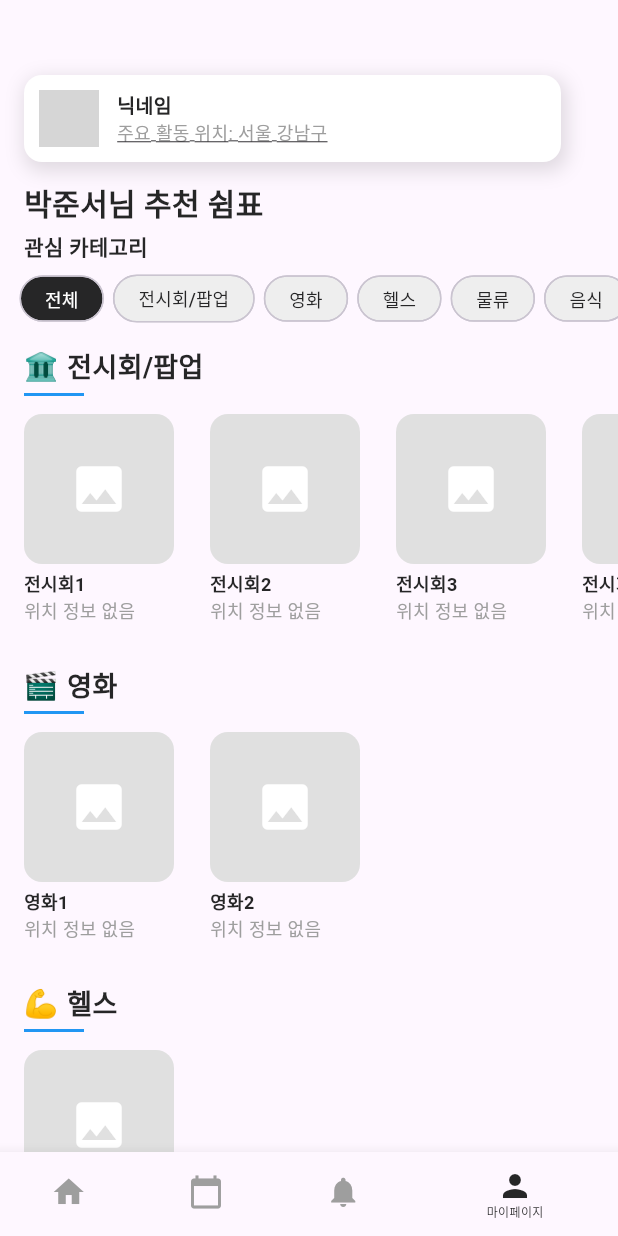
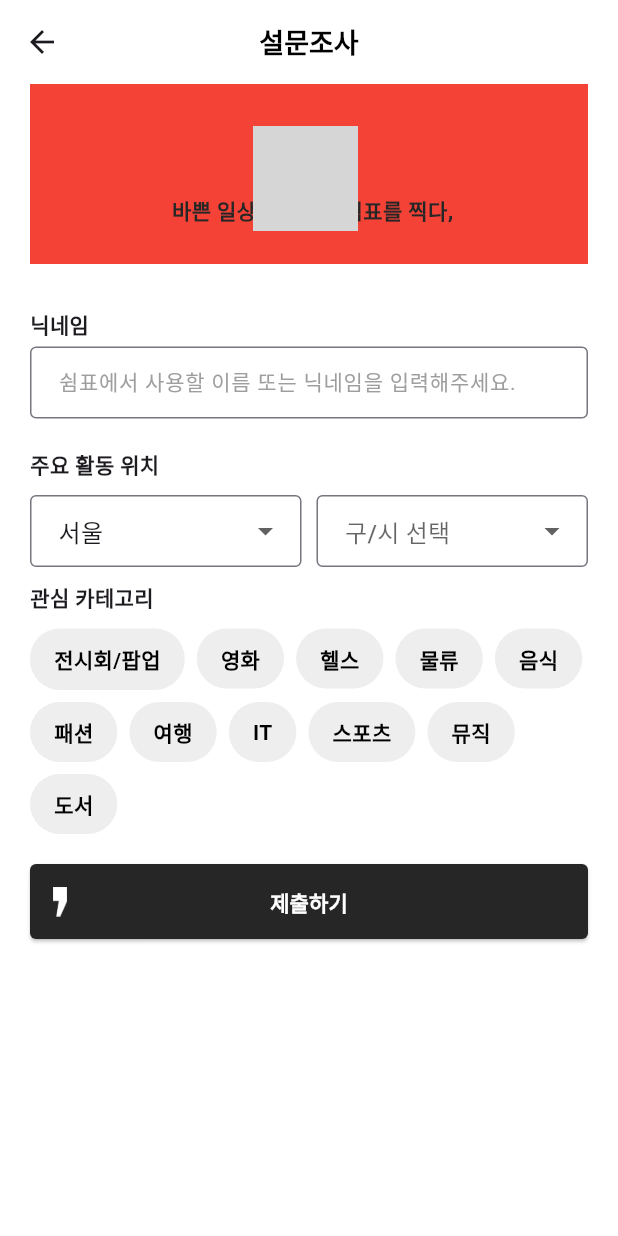
Before and after one commit to Comma-in-the-schedule/front_end_repo, a Flutter app: the screen it shows after launch, item 4 of the bottom bar chosen, on a phone screen of 412 x 824 dp. Run offline on Flutter 3.47's test engine with Material 3 defaults, Android fonts, the phone set to English and light mode, and no system bars; Roboto replaces fonts that are missing (Pretendard-Black, Pretendard-Bold); grey boxes are pictures that could not be loaded.

Commit message:
feat: 설문조사 페이지 구현

```diff
--- a/lib/features/main/presentation/widgets/bottom_nav_bar.dart
+++ b/lib/features/main/presentation/widgets/bottom_nav_bar.dart
@@ -1,9 +1,10 @@
 import 'package:flutter/material.dart';
 import 'package:comma_in_the_schedule/routes/app_routes.dart';
-import 'package:comma_in_the_schedule/features/non_auth/presentation/pages/non_login_page.dart'; // 🔹 비로그인 페이지 import
+import 'package:comma_in_the_schedule/features/non_auth/presentation/pages/non_login_page.dart';
+import 'package:comma_in_the_schedule/features/survey/presentation/pages/survey_page.dart'; // 🔹 설문조사 페이지 import
 
 class BottomNavBar extends StatefulWidget {
-  final int currentIndex; // 현재 선택된 탭 인덱스
+  final int currentIndex;
 
   const BottomNavBar({super.key, required this.currentIndex});
 
@@ -17,11 +18,11 @@ class BottomNavBarState extends State<BottomNavBar> {
   @override
   void initState() {
     super.initState();
-    _selectedIndex = widget.currentIndex; // 현재 선택된 탭 인덱스를 유지
+    _selectedIndex = widget.currentIndex;
   }
 
   void _onItemTapped(int index) {
-    if (_selectedIndex == index) return; // 같은 페이지일 경우 다시 이동하지 않음
+    if (_selectedIndex == index) return;
 
     setState(() {
       _selectedIndex = index;
@@ -37,7 +38,6 @@ class BottomNavBarState extends State<BottomNavBar> {
             context, AppRoutes.nonLoggedIn, (route) => false);
         break;
       case 2:
-        // 🔹 알림 버튼을 누르면 `NonLoginPage`로 이동
         Navigator.push(
           context,
           MaterialPageRoute(
@@ -46,7 +46,12 @@ class BottomNavBarState extends State<BottomNavBar> {
         );
         break;
       case 3:
-        // 아직 연결할 페이지 없음 (마이페이지)
+        Navigator.push(
+          context,
+          MaterialPageRoute(
+            builder: (context) => const SurveyPage(), // 🔹 설문조사 페이지 연결
+          ),
+        );
         break;
     }
   }
--- /dev/null
+++ b/lib/features/survey/presentation/pages/survey_page.dart
@@ -0,0 +1,275 @@
+import 'package:flutter/material.dart';
+import 'package:comma_in_the_schedule/widgets/logo_banner.dart'; // 로고 배너 import
+
+class SurveyPage extends StatefulWidget {
+  const SurveyPage({super.key});
+
+  @override
+  _SurveyPageState createState() => _SurveyPageState();
+}
+
+class _SurveyPageState extends State<SurveyPage> {
+  final TextEditingController _nicknameController = TextEditingController();
+
+  // 🔹 선택 가능한 카테고리 리스트
+  final List<String> categories = [
+    "전시회/팝업",
+    "영화",
+    "헬스",
+    "물류",
+    "음식",
+    "패션",
+    "여행",
+    "IT",
+    "스포츠",
+    "뮤직",
+    "도서"
+  ];
+
+  List<String> selectedCategories = []; // 다중 선택 가능하도록 변경
+
+  // 🔹 지역 선택 관련 변수
+  final List<String> locations = ["서울", "경기"];
+  final Map<String, List<String>> subLocations = {
+    "서울": ["강남구", "서초구", "마포구", "송파구"],
+    "경기": ["수원시", "성남시", "고양시", "용인시"]
+  };
+
+  String selectedLocation = "서울"; // 기본 지역 선택
+  String? selectedSubLocation; // 기본 하위 지역 선택
+
+  void _onCategorySelected(String category) {
+    setState(() {
+      if (selectedCategories.contains(category)) {
+        selectedCategories.remove(category); // 선택 해제
+      } else {
+        selectedCategories.add(category); // 선택 추가
+      }
+    });
+  }
+
+  @override
+  Widget build(BuildContext context) {
+    return Scaffold(
+      backgroundColor: Colors.white,
+      appBar: AppBar(
+        title: const Text(
+          "설문조사",
+          style: TextStyle(
+            fontFamily: 'Pretendard-Bold',
+            fontSize: 18,
+            fontWeight: FontWeight.w900,
+            color: Colors.black,
+          ),
+        ),
+        centerTitle: true,
+        backgroundColor: Colors.white,
+        elevation: 0,
+      ),
+      body: SingleChildScrollView(
+        child: Padding(
+          padding: const EdgeInsets.symmetric(horizontal: 20),
+          child: Column(
+            crossAxisAlignment: CrossAxisAlignment.start,
+            children: [
+              // 로고 배너 추가
+              const LogoBanner(),
+              const SizedBox(height: 30),
+
+              // 닉네임 입력 필드
+              const Text(
+                "닉네임",
+                style: TextStyle(
+                  fontFamily: 'Pretendard-Bold',
+                  fontSize: 14,
+                  fontWeight: FontWeight.w700,
+                ),
+              ),
+              const SizedBox(height: 5),
+              TextField(
+                controller: _nicknameController,
+                decoration: InputDecoration(
+                  hintText: "쉼표에서 사용할 이름 또는 닉네임을 입력해주세요.",
+                  hintStyle: const TextStyle(
+                    fontSize: 14,
+                    color: Colors.grey,
+                  ),
+                  contentPadding: const EdgeInsets.symmetric(
+                      vertical: 5, horizontal: 15), // 높이 조정
+                  border: OutlineInputBorder(
+                    borderRadius: BorderRadius.circular(4), // 둥근 정도 축소
+                    borderSide: const BorderSide(color: Colors.grey),
+                  ),
+                  focusedBorder: OutlineInputBorder(
+                    borderRadius: BorderRadius.circular(6), // 둥근 정도 유지
+                    borderSide: const BorderSide(color: Colors.black),
+                  ),
+                ),
+              ),
+              const SizedBox(height: 20),
+
+              // 주요 활동 위치
+              const Text(
+                "주요 활동 위치",
+                style: TextStyle(
+                  fontFamily: 'Pretendard-Bold',
+                  fontSize: 14,
+                  fontWeight: FontWeight.w700,
+                ),
+              ),
+              const SizedBox(height: 10),
+
+              // 🔹 지역 선택 (가로 정렬)
+              Row(
+                children: [
+                  // 상위 지역 (서울, 경기)
+                  Expanded(
+                    child: DropdownButtonFormField<String>(
+                      value: selectedLocation,
+                      items: locations.map((String location) {
+                        return DropdownMenuItem<String>(
+                          value: location,
+                          child: Text(location),
+                        );
+                      }).toList(),
+                      onChanged: (value) {
+                        setState(() {
+                          selectedLocation = value!;
+                          selectedSubLocation = null; // 상위 지역 변경 시 하위 지역 초기화
+                        });
+                      },
+                      decoration: InputDecoration(
+                        border: OutlineInputBorder(
+                          borderRadius: BorderRadius.circular(4),
+                        ),
+                        contentPadding: const EdgeInsets.symmetric(
+                            vertical: 10, horizontal: 15), // 높이 조정
+                      ),
+                    ),
+                  ),
+                  const SizedBox(width: 10), // 상위 지역과 하위 지역 사이 여백
+
+                  // 하위 지역 (구 선택) - 선택된 경우만 보이도록
+                  Visibility(
+                    visible: selectedLocation.isNotEmpty,
+                    child: Expanded(
+                      child: DropdownButtonFormField<String>(
+                        value: selectedSubLocation,
+                        hint: const Text("구/시 선택"),
+                        items: subLocations[selectedLocation]!
+                            .map((String subLocation) {
+                          return DropdownMenuItem<String>(
+                            value: subLocation,
+                            child: Text(subLocation),
+                          );
+                        }).toList(),
+                        onChanged: (value) {
+                          setState(() {
+                            selectedSubLocation = value;
+                          });
+                        },
+                        decoration: InputDecoration(
+                          border: OutlineInputBorder(
+                            borderRadius: BorderRadius.circular(4),
+                          ),
+                          contentPadding: const EdgeInsets.symmetric(
+                              vertical: 10, horizontal: 15), // 높이 조정
+                        ),
+                      ),
+                    ),
+                  ),
+                ],
+              ),
+              const SizedBox(height: 10),
+
+              // 🔹 관심 카테고리 선택
+              const Text(
+                "관심 카테고리",
+                style: TextStyle(
+                  fontFamily: 'Pretendard-Bold',
+                  fontSize: 14,
+                  fontWeight: FontWeight.w700,
+                ),
+              ),
+              const SizedBox(height: 10),
+
+              Wrap(
+                spacing: 8,
+                runSpacing: 8,
+                children: categories.map((category) {
+                  final isSelected = selectedCategories.contains(category);
+                  return GestureDetector(
+                    onTap: () => _onCategorySelected(category),
+                    child: Container(
+                      padding: const EdgeInsets.symmetric(
+                          horizontal: 16, vertical: 10),
+                      decoration: BoxDecoration(
+                        color: isSelected ? Colors.black : Colors.grey[200],
+                        borderRadius: BorderRadius.circular(20),
+                      ),
+                      child: Text(
+                        category,
+                        style: TextStyle(
+                          fontSize: 14,
+                          fontWeight: FontWeight.w700,
+                          color: isSelected ? Colors.white : Colors.black,
+                        ),
+                      ),
+                    ),
+                  );
+                }).toList(),
+              ),
+              const SizedBox(height: 20),
+
+              // 제출 버튼 (로고 포함)
+              SizedBox(
+                width: double.infinity,
+                height: 50,
+                child: ElevatedButton(
+                  onPressed: () {
+                    // TODO: 제출 기능 구현
+                  },
+                  style: ElevatedButton.styleFrom(
+                    backgroundColor: const Color(0xFF262627),
+                    shape: RoundedRectangleBorder(
+                      borderRadius: BorderRadius.circular(4),
+                    ),
+                    padding: const EdgeInsets.symmetric(vertical: 10),
+                  ),
+                  child: Stack(
+                    alignment: Alignment.center,
+                    children: [
+                      Align(
+                        alignment: Alignment.centerLeft, // 버튼의 맨 왼쪽에 로고 배치
+                        child: Padding(
+                          padding:
+                              const EdgeInsets.only(left: 10), // 왼쪽에서 10px 띄우기
+                          child: Image.asset(
+                            'assets/icons/logo_w.png',
+                            width: 20,
+                            height: 20,
+                          ),
+                        ),
+                      ),
+                      const Text(
+                        "제출하기",
+                        style: TextStyle(
+                          fontSize: 14,
+                          fontFamily: 'Pretendard-Bold',
+                          fontWeight: FontWeight.w700,
+                          color: Colors.white,
+                        ),
+                      ),
+                    ],
+                  ),
+                ),
+              ),
+
+              const SizedBox(height: 20),
+            ],
+          ),
+        ),
+      ),
+    );
+  }
+}
--- /dev/null
+++ b/lib/widgets/logo_banner.dart
@@ -0,0 +1,56 @@
+import 'package:flutter/material.dart';
+
+class LogoBanner extends StatelessWidget {
+  const LogoBanner({super.key});
+
+  @override
+  Widget build(BuildContext context) {
+    return Container(
+      height: 120, // 🔹 컨테이너 높이 설정
+      color: Colors.red, // 🔹 배경색 빨강 적용
+      alignment: Alignment.center, // 🔹 전체 정렬
+      child: Transform.translate(
+        offset: const Offset(0, -5), // 🔹 전체를 위로 이동
+        child: Row(
+          mainAxisSize: MainAxisSize.min,
+          crossAxisAlignment: CrossAxisAlignment.end, // 🔹 글자와 로고 하단 정렬
+          children: [
+            Transform.translate(
+              offset: const Offset(15, 5), // 🔹 글자를 왼쪽으로 이동
+              child: const Text(
+                "바쁜 일상에",
+                style: TextStyle(
+                  fontSize: 14, // 🔹 글자 크기 유지
+                  fontWeight: FontWeight.w900, // 🔹 가장 굵은 weight 값 적용
+                  fontFamily: 'Pretendard-Black', // 🔹 Pretendard-Black 폰트 적용
+                  color: Color(0xFF262627), // 🔹 글자색 변경
+                ),
+              ),
+            ),
+            Transform.translate(
+              offset: const Offset(0, 8), // 🔹 로고를 위로 올려 더 붙이기
+              child: Image.asset(
+                'assets/icons/logo_b.png',
+                width: 70, // 🔹 크기 조정
+                height: 70,
+                fit: BoxFit.contain,
+              ),
+            ),
+            Transform.translate(
+              offset: const Offset(-10, 5), // 🔹 글자를 오른쪽으로 이동
+              child: const Text(
+                "쉼표를 찍다,",
+                style: TextStyle(
+                  fontSize: 14, // 🔹 글자 크기 유지
+                  fontWeight: FontWeight.w900, // 🔹 가장 굵은 weight 값 적용
+                  fontFamily: 'Pretendard-Black', // 🔹 Pretendard-Black 폰트 적용
+                  color: Color(0xFF262627), // 🔹 글자색 변경
+                ),
+              ),
+            ),
+          ],
+        ),
+      ),
+    );
+  }
+}
```
